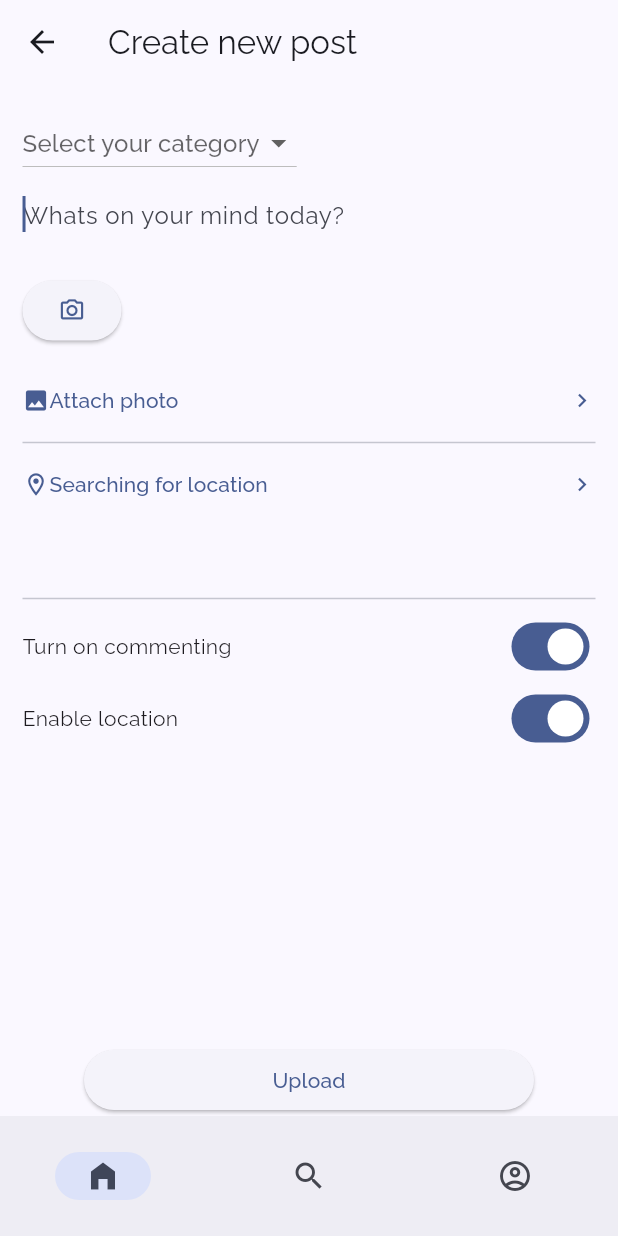
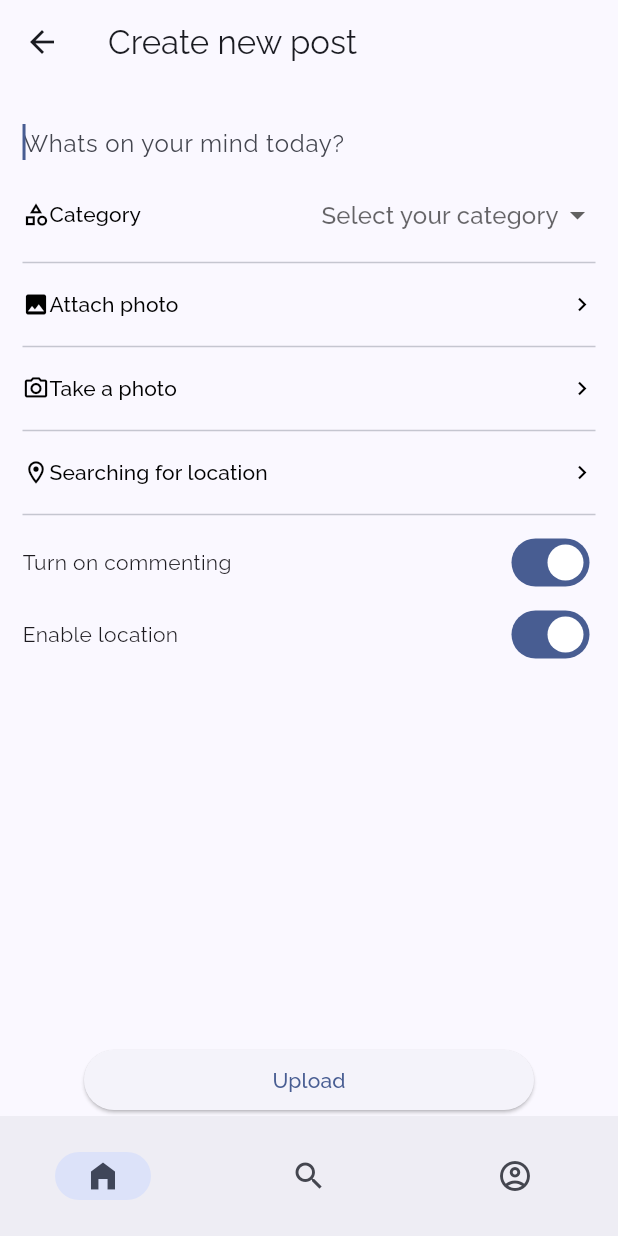
Before and after one commit to darel919/journee-flutter, a Flutter app: the CreateDiaryPage screen opened by its route, on a phone screen of 412 x 824 dp. Run offline on Flutter 3.47's test engine with Material 3 defaults, Android fonts, the phone set to English and light mode, and no system bars; our stand-ins replace dio, file_picker, flutter_dotenv, geolocator, go_router, google_fonts and 8 more; missing offline and left inert: flutter_pannable_rating_bar, image_compression_flutter; accounts and stored records are empty; network calls fail.

Commit message:
fix: improved some ux on uploading ui

```diff
--- a/lib/home.dart
+++ b/lib/home.dart
@@ -112,7 +112,6 @@ class _HomePostViewState extends State<HomePostView> {
                           itemCount: posts.length,
                           itemBuilder: ((context, index) {
                             final post = posts[index];
-                            // print(post);
                             final user = post['users'];
                             final thread = post['threads'];
                             final category = post['categories'];
@@ -212,7 +211,7 @@ class _HomePostViewState extends State<HomePostView> {
                     ),
                   ),
                 ),
-              CategoriesViewPage(cuid: '368d3855-965d-4f13-b741-7975bbac80bf'),
+              CategoriesViewPage(cuid: '368d3855-965d-4f13-b741-7975bbac80bf', home: true),
               CategoriesPage()
               ]
             ),
--- a/lib/modify.dart
+++ b/lib/modify.dart
@@ -1183,17 +1183,60 @@ class _CreateDiaryPageState extends State<CreateDiaryPage> {
       body: Form(
         key: _formKey,
         child: Column(
-          mainAxisSize: MainAxisSize.max,
+          mainAxisSize: MainAxisSize.min,
+          crossAxisAlignment: CrossAxisAlignment.center,
           children: [
             Expanded(
+              child: SingleChildScrollView(
                 child: Padding(
                   padding: const EdgeInsets.all(15.0),
                   child: Column(
+                    mainAxisSize: MainAxisSize.min,
                     children: <Widget>[
-                    if(!uploading) Row(
+                      if(!kIsWeb) if(filePicked != null && !uploading) Flexible(fit: FlexFit.loose, child: ClipRRect(borderRadius: BorderRadius.circular(10), child: Image.file(preview(), height: 200))),
+                      if(kIsWeb) if(filePicked != null && !uploading) Flexible(fit: FlexFit.loose, child: ClipRRect(borderRadius: BorderRadius.circular(10), child: Image.memory(webPreview, height: 200))),
+
+                      if(isFoodReviewMode() && !uploading) showFoodReviewUI(),
+                      if(!uploading)TextField(
+                        readOnly: uploading,
+                        autofocus: true,
+                        canRequestFocus: true,
+                        controller: myController,
+                        decoration: const InputDecoration(
+                          border: InputBorder.none,
+                          hintText: 'Whats on your mind today?',
+                        ),
+                      ),
+
+                      if(!uploading) SingleChildScrollView(
+                        child: Column(
+                          children: [
+                            //  Category field select
+                             TextButton(
+                              style: TextButton.styleFrom(
+                                padding: EdgeInsets.zero,
+                                tapTargetSize: MaterialTapTargetSize.shrinkWrap,
+                                splashFactory: NoSplash.splashFactory,
+                                enableFeedback: false,
+                              ),
+                              onPressed: () => {
+                                // if (_formKey.currentState!.validate()) {
+                                //   pickPicture()
+                                // }
+                              },
+                              child: Row(
                                 mainAxisAlignment: MainAxisAlignment.spaceBetween,
                                 children: [
-                        DropdownButton<String>(
+                                  Row(
+                                    children: [
+                                      Icon(Icons.category_outlined),
+                                      Text("Category"),
+                                    ],
+                                  ),
+                                  // Icon(Icons.keyboard_arrow_right)
+                                  DropdownButtonHideUnderline(
+                                    child: DropdownButton<String>(
+
                                       hint: Text('Select your category'),
                                       disabledHint: Text('Loading'),
                                       value: selectedCategory.value,
@@ -1212,52 +1255,12 @@ class _CreateDiaryPageState extends State<CreateDiaryPage> {
                                         );
                                       }).toList(),
                                     ),
-                        // ElevatedButton(
-                        //   onPressed: () {
-                        //     if (_formKey.currentState!.validate()) {
-                        //         upload();
-                        //     }
-                        //   },
-                        //   child: const Text('Upload'),
-                        // ),
-                      ],
-                    ),
-                    if(!uploading)TextField(
-                      readOnly: uploading,
-                      autofocus: true,
-                      canRequestFocus: true,
-                      controller: myController,
-                      decoration: const InputDecoration(
-                        border: InputBorder.none,
-                        hintText: 'Whats on your mind today?',
-                      ),
-                    ),
-                    if(isFoodReviewMode() && !uploading) showFoodReviewUI(),
-                    if(!kIsWeb) if(filePicked != null && !uploading) Expanded(child: Image.file(preview())),
-                    if(kIsWeb) if(filePicked != null && !uploading) Expanded(child: Image.memory(webPreview)),
-                    if (!uploading) Padding(
-                      padding: const EdgeInsets.symmetric(vertical: 16.0),
-                      child: Row(
-                        mainAxisAlignment: MainAxisAlignment.spaceBetween,
-                        children: [
-                          Row(
-                            children: [
-                              if(!kIsWeb && Platform.isAndroid) ElevatedButton(
-                                onPressed: () {
-                                  if (_formKey.currentState!.validate()) {
-                                    capturePicture();
-                                  }
-                                },
-                                child: Icon(Icons.camera_alt_outlined),
-                              ),
-                            ],
-                          ),
-                        ],
-                      ),
-                    ),
-                    if(!uploading) SingleChildScrollView(
-                      child: Column(
-                        children: [
+                                  ),
+                                ],
+                              ),
+                            ),
+                            Divider(),
+
                             // Attachment media controls
                             TextButton(
                               style: TextButton.styleFrom(
@@ -1284,6 +1287,33 @@ class _CreateDiaryPageState extends State<CreateDiaryPage> {
                               ),
                             ),
                             Divider(),
+
+                            // Take picture controls
+                            if(!kIsWeb && Platform.isAndroid)TextButton(
+                              style: TextButton.styleFrom(
+                                padding: EdgeInsets.zero,
+                                tapTargetSize: MaterialTapTargetSize.shrinkWrap,
+                                splashFactory: NoSplash.splashFactory,
+                              ),
+                              onPressed: () => {
+                                if (_formKey.currentState!.validate()) {
+                                  capturePicture()
+                                }
+                              },
+                              child: Row(
+                                mainAxisAlignment: MainAxisAlignment.spaceBetween,
+                                children: [
+                                  Row(
+                                    children: [
+                                      Icon(Icons.camera_alt_outlined),
+                                      mediaUploadMode ? Text("Take another photo") : Text("Take a photo"),
+                                    ],
+                                  ),
+                                  Icon(Icons.keyboard_arrow_right)
+                                ],
+                              ),
+                            ),
+                            if(!kIsWeb && Platform.isAndroid)Divider(),
 
                             // Location controls
                             if(embedLocation.value == true) TextButton(
@@ -1349,7 +1379,7 @@ class _CreateDiaryPageState extends State<CreateDiaryPage> {
                                 ],
                               ),
                             ),
-                          if(preferredLoc!.isEmpty) SizedBox(
+                            if(preferredLoc!.isEmpty && foodLocations.isNotEmpty) SizedBox(
                               height: 48,
                               child: ListView.builder(
                                 scrollDirection: Axis.horizontal,
@@ -1363,7 +1393,7 @@ class _CreateDiaryPageState extends State<CreateDiaryPage> {
                                         shape: RoundedRectangleBorder(borderRadius: BorderRadius.all(Radius.circular(7))),
                                         tapTargetSize: MaterialTapTargetSize.shrinkWrap,
                                       ),
-                                    child: Text(foodLocations[index]['name'], style: TextStyle(height: 1), maxLines:1, overflow: TextOverflow.ellipsis,),
+                                      child: ConstrainedBox(constraints: BoxConstraints(maxWidth:100), child: Text(foodLocations[index]['name'], style: TextStyle(height: 1), maxLines:1, overflow: TextOverflow.ellipsis,)),
                                       onPressed: () => {
                                         if(foodLocations[index]['lat'].isEmpty) {
                                           clearGPSLoc(),
@@ -1437,7 +1467,8 @@ class _CreateDiaryPageState extends State<CreateDiaryPage> {
                   ),
                 ),
               ),
-            if(!uploading) Container(
+            ),
+            if(!uploading) SizedBox(
               width: 300,
               // color: Colors.black,
               child: ElevatedButton(
--- a/lib/post.dart
+++ b/lib/post.dart
@@ -370,7 +370,6 @@ class _ViewPostRouteState extends State<ViewPostRoute> {
                         mainAxisSize: MainAxisSize.min,
                         crossAxisAlignment: CrossAxisAlignment.start,
                         children: [
-
                           ListView(
                             physics: const NeverScrollableScrollPhysics(),
                             shrinkWrap: true,
--- a/pubspec.yaml
+++ b/pubspec.yaml
@@ -16,7 +16,7 @@ publish_to: 'none' # Remove this line if you wish to publish to pub.dev
 # https://developer.apple.com/library/archive/documentation/General/Reference/InfoPlistKeyReference/Articles/CoreFoundationKeys.html
 # In Windows, build-name is used as the major, minor, and patch parts
 # of the product and file versions while build-number is used as the build suffix.
-version: 1.5.0
+version: 1.5.1
 
 environment:
   sdk: '>=3.1.3 <4.0.0'
```
Also changed, not shown: lib/categories.dart (+66 -43 lines), lib/main.dart (+16 -2 lines), 7 other files. Lines whose indentation alone changed are shown as unchanged.
